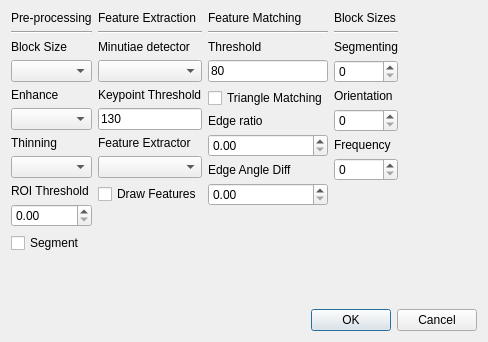
First picture: the form in Proyecto-Final/configdialog.ui, repository nlandau91/Proyecto-Final, before the edit.
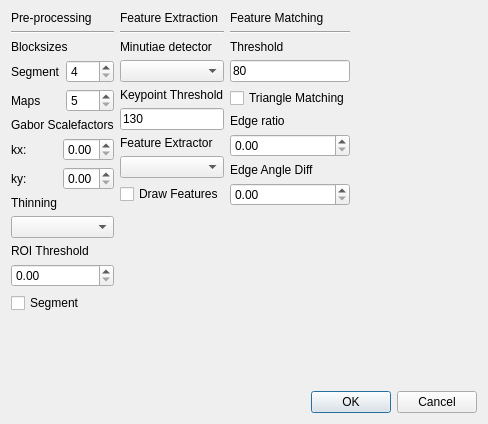
Second picture: the form after the edit.

Diff of the .ui file:
```diff
--- a/Proyecto-Final/configdialog.ui
+++ b/Proyecto-Final/configdialog.ui
@@ -7,7 +7,7 @@
     <x>0</x>
     <y>0</y>
     <width>488</width>
-    <height>342</height>
+    <height>424</height>
    </rect>
   </property>
   <property name="windowTitle">
@@ -43,31 +43,102 @@
         </widget>
        </item>
        <item>
-        <widget class="QLabel" name="label_3">
+        <widget class="QLabel" name="label_15">
          <property name="text">
-          <string>Block Size</string>
+          <string>Blocksizes</string>
          </property>
         </widget>
        </item>
        <item>
-        <widget class="QComboBox" name="comboBox_blk"/>
+        <layout class="QHBoxLayout" name="horizontalLayout_4">
+         <item>
+          <widget class="QLabel" name="label_17">
+           <property name="text">
+            <string>Segment</string>
+           </property>
+          </widget>
+         </item>
+         <item>
+          <widget class="QSpinBox" name="spinBox_segm">
+           <property name="minimum">
+            <number>4</number>
+           </property>
+           <property name="maximum">
+            <number>128</number>
+           </property>
+          </widget>
+         </item>
+        </layout>
+       </item>
+       <item>
+        <layout class="QHBoxLayout" name="horizontalLayout_5">
+         <item>
+          <widget class="QLabel" name="label_18">
+           <property name="text">
+            <string>Maps</string>
+           </property>
+          </widget>
+         </item>
+         <item>
+          <widget class="QSpinBox" name="spinBox_maps">
+           <property name="minimum">
+            <number>5</number>
+           </property>
+           <property name="maximum">
+            <number>128</number>
+           </property>
+          </widget>
+         </item>
+        </layout>
        </item>
        <item>
         <widget class="QLabel" name="label">
          <property name="text">
-          <string>Enhance</string>
+          <string>Gabor Scalefactors</string>
          </property>
         </widget>
        </item>
        <item>
-        <widget class="QComboBox" name="comboBox_enh">
-         <property name="editable">
-          <bool>false</bool>
-         </property>
-         <property name="currentText">
-          <string/>
-         </property>
-        </widget>
+        <layout class="QHBoxLayout" name="horizontalLayout_2">
+         <item>
+          <widget class="QLabel" name="label_3">
+           <property name="text">
+            <string>kx:</string>
+           </property>
+          </widget>
+         </item>
+         <item>
+          <widget class="QDoubleSpinBox" name="doubleSpinBox_kx">
+           <property name="maximum">
+            <double>1.000000000000000</double>
+           </property>
+           <property name="singleStep">
+            <double>0.010000000000000</double>
+           </property>
+          </widget>
+         </item>
+        </layout>
+       </item>
+       <item>
+        <layout class="QHBoxLayout" name="horizontalLayout_3">
+         <item>
+          <widget class="QLabel" name="label_14">
+           <property name="text">
+            <string>ky:</string>
+           </property>
+          </widget>
+         </item>
+         <item>
+          <widget class="QDoubleSpinBox" name="doubleSpinBox_ky">
+           <property name="maximum">
+            <double>1.000000000000000</double>
+           </property>
+           <property name="singleStep">
+            <double>0.010000000000000</double>
+           </property>
+          </widget>
+         </item>
+        </layout>
        </item>
        <item>
         <widget class="QLabel" name="label_2">
@@ -303,67 +374,6 @@
        </item>
       </layout>
      </item>
-     <item>
-      <layout class="QVBoxLayout" name="verticalLayout_3">
-       <item>
-        <widget class="QLabel" name="label_14">
-         <property name="text">
-          <string>Block Sizes</string>
-         </property>
-        </widget>
-       </item>
-       <item>
-        <widget class="Line" name="line_4">
-         <property name="orientation">
-          <enum>Qt::Horizontal</enum>
-         </property>
-        </widget>
-       </item>
-       <item>
-        <widget class="QLabel" name="label_15">
-         <property name="text">
-          <string>Segmenting</string>
-         </property>
-        </widget>
-       </item>
-       <item>
-        <widget class="QSpinBox" name="spinBox_segm"/>
-       </item>
-       <item>
-        <widget class="QLabel" name="label_16">
-         <property name="text">
-          <string>Orientation</string>
-         </property>
-        </widget>
-       </item>
-       <item>
-        <widget class="QSpinBox" name="spinBox_orien"/>
-       </item>
-       <item>
-        <widget class="QLabel" name="label_17">
-         <property name="text">
-          <string>Frequency</string>
-         </property>
-        </widget>
-       </item>
-       <item>
-        <widget class="QSpinBox" name="spinBox_freq"/>
-       </item>
-       <item>
-        <spacer name="verticalSpacer_5">
-         <property name="orientation">
-          <enum>Qt::Vertical</enum>
-         </property>
-         <property name="sizeHint" stdset="0">
-          <size>
-           <width>20</width>
-           <height>40</height>
-          </size>
-         </property>
-        </spacer>
-       </item>
-      </layout>
-     </item>
      <item>
       <spacer name="horizontalSpacer">
        <property name="orientation">
```
